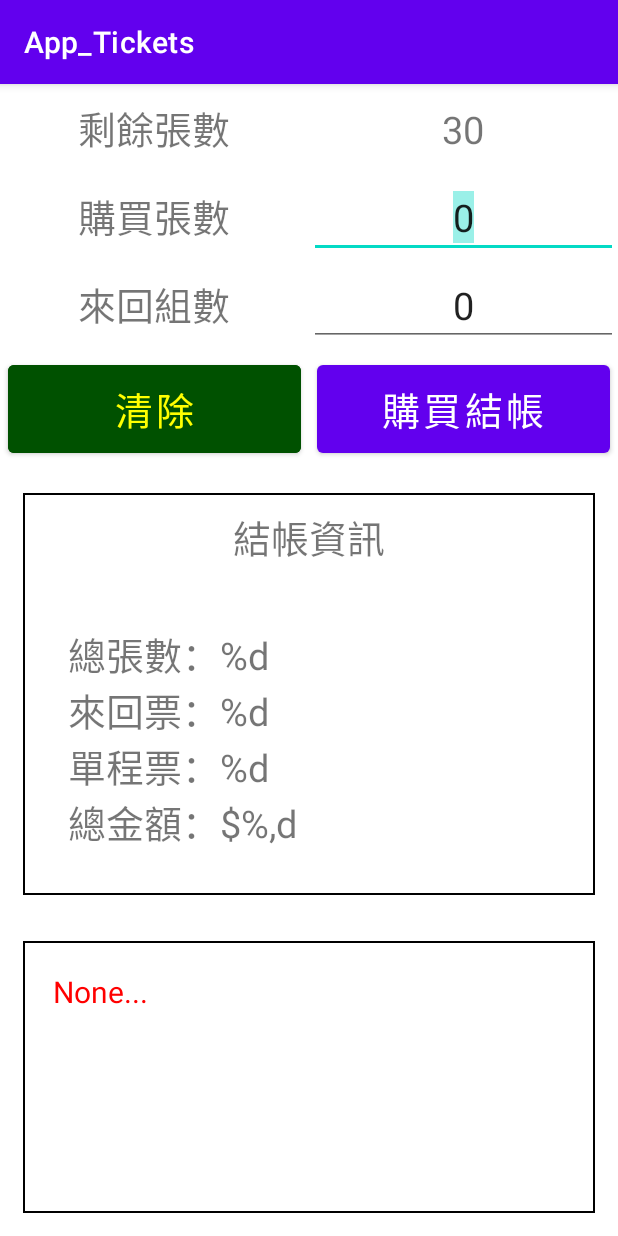
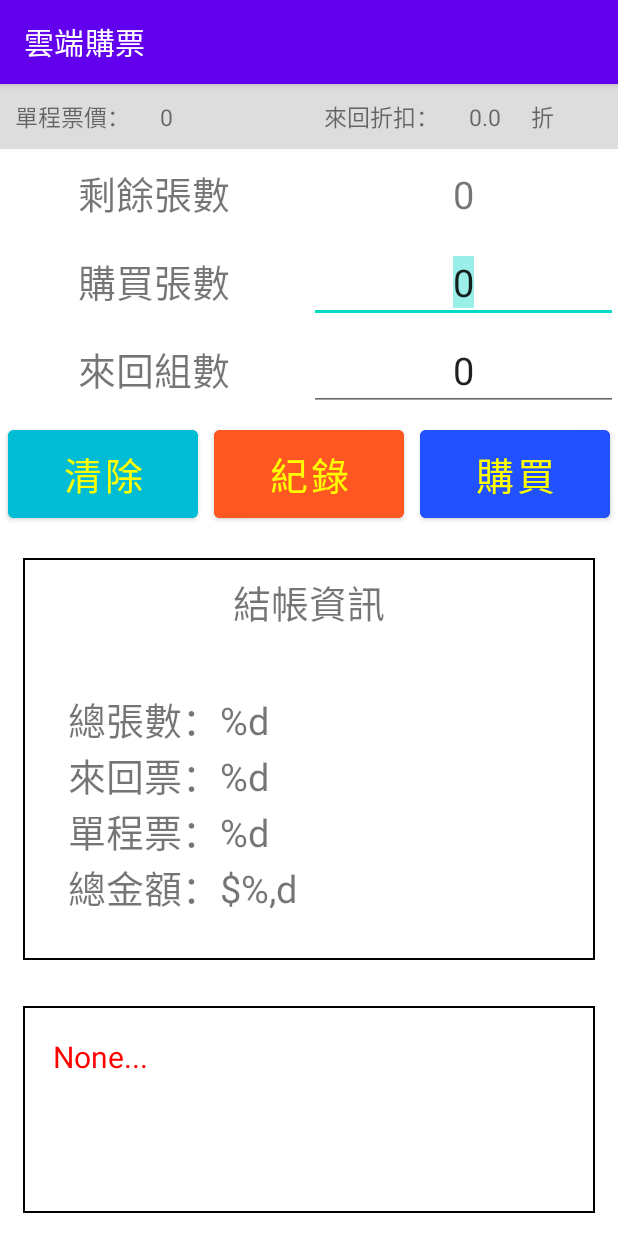
Before and after one commit to a26703248/Kotlin, an Android app: the screen it shows after launch (MainActivity), on a phone screen of 412 x 824 dp. Run offline under Robolectric (Android 15) with nearby library versions, the phone set to English and light mode, and no system bars.

Commit message:
hello kotlin

```diff
--- a/app_tickets_firebase/src/main/java/com/example/app_tickets_firebase/MainActivity.kt
+++ b/app_tickets_firebase/src/main/java/com/example/app_tickets_firebase/MainActivity.kt
@@ -2,10 +2,18 @@ package com.example.app_tickets_firebase
 
 import androidx.appcompat.app.AppCompatActivity
 import android.os.Bundle
+import kotlinx.android.synthetic.main.activity_main.*
 
 class MainActivity : AppCompatActivity() {
     override fun onCreate(savedInstanceState: Bundle?) {
         super.onCreate(savedInstanceState)
         setContentView(R.layout.activity_main)
+        refreshUI()
+    }
+
+    fun refreshUI(){
+        tv_ticket_price.setText(TicketsStock.price.toString())
+        tv_ticket_discount.setText((TicketsStock.discount * 10).toString())
+        tv_total_amount.setText(TicketsStock.totalAmount.toString())
     }
 }
--- /dev/null
+++ b/app_tickets_firebase/src/main/java/com/example/app_tickets_firebase/Tickets.kt
@@ -0,0 +1,18 @@
+package com.example.app_tickets_firebase
+
+import kotlin.math.round
+
+class Tickets(var allTickets: Int, var roundTrip: Int) {
+
+    var oneWay: Int = 0
+    init {
+        oneWay = allTickets - roundTrip * 2
+    }
+    fun total(): Int {
+        val price = TicketsStock.price
+        val discount = TicketsStock.discount
+        // 單程票價1000元，來回票為2000元再打九折
+        val total = oneWay * price + (roundTrip * (price * 2)) * discount
+        return round(total).toInt()
+    }
+}
--- /dev/null
+++ b/app_tickets_firebase/src/main/java/com/example/app_tickets_firebase/TicketsStock.kt
@@ -0,0 +1,22 @@
+package com.example.app_tickets_firebase
+
+class TicketsStock {
+    companion object {
+        var totalAmount = 0
+            set(value) {
+                totalAmount = value
+            }
+        var price: Int = 0
+            set(value) {
+                price = value
+            }
+        var discount: Double = 0.0
+            set(value) {
+                discount = value
+            }
+        fun subAmount(amount: Int) {
+            totalAmount = totalAmount - amount
+        }
+
+    }
+}
--- a/app_tickets_firebase/src/main/res/layout/activity_main.xml
+++ b/app_tickets_firebase/src/main/res/layout/activity_main.xml
@@ -6,7 +6,61 @@
     android:layout_height="match_parent"
     android:orientation="vertical"
     tools:context=".MainActivity">
+    <!-- 票價資訊 -->
+    <LinearLayout
+        android:background="#dddddd"
+        android:orientation="horizontal"
+        android:layout_width="match_parent"
+        android:layout_height="wrap_content">
 
+        <LinearLayout
+            android:layout_weight="1"
+            android:orientation="horizontal"
+            android:layout_width="match_parent"
+            android:layout_height="wrap_content">
+            <TextView
+                android:text="單程票價："
+                android:padding="10dp"
+                android:textSize="15dp"
+                android:layout_width="wrap_content"
+                android:layout_height="wrap_content"/>
+            <TextView
+                android:id="@+id/tv_ticket_price"
+                android:text="1000"
+                android:textSize="15dp"
+                android:padding="10dp"
+                android:layout_width="wrap_content"
+                android:layout_height="wrap_content"/>
+        </LinearLayout>
+
+        <LinearLayout
+            android:layout_weight="1"
+            android:orientation="horizontal"
+            android:layout_width="match_parent"
+            android:layout_height="wrap_content">
+            <TextView
+                android:text="來回折扣："
+                android:textSize="15dp"
+                android:padding="10dp"
+                android:layout_width="wrap_content"
+                android:layout_height="wrap_content"/>
+            <TextView
+                android:id="@+id/tv_ticket_discount"
+                android:text="9"
+                android:textSize="15dp"
+                android:padding="10dp"
+                android:layout_width="wrap_content"
+                android:layout_height="wrap_content"/>
+            <TextView
+                android:text="折"
+                android:textSize="15dp"
+                android:padding="10dp"
+                android:layout_width="wrap_content"
+                android:layout_height="wrap_content"/>
+
+        </LinearLayout>
+
+    </LinearLayout>
     <!-- 剩餘張數 -->
     <LinearLayout
         android:layout_width="match_parent"
@@ -103,7 +157,7 @@
             android:layout_height="wrap_content"
             android:layout_margin="5dp"
             android:layout_weight="1"
-            android:backgroundTint="#005100"
+            android:backgroundTint="#00BCD4"
             android:gravity="center"
             android:onClick="reset"
             android:padding="10dp"
@@ -116,10 +170,25 @@
             android:layout_height="wrap_content"
             android:layout_margin="5dp"
             android:layout_weight="1"
+            android:backgroundTint="#FF5722"
+            android:gravity="center"
+            android:onClick="Ticket"
+            android:padding="10dp"
+            android:text="紀錄"
+            android:textColor="#ffff00"
+            android:textSize="25dp" />
+
+        <Button
+            android:layout_width="match_parent"
+            android:layout_height="wrap_content"
+            android:layout_margin="5dp"
+            android:layout_weight="1"
+            android:backgroundTint="#2252FF"
             android:gravity="center"
             android:onClick="buyTicket"
             android:padding="10dp"
-            android:text="購買結帳"
+            android:text="購買"
+            android:textColor="#ffff00"
             android:textSize="25dp" />
 
     </LinearLayout>
--- a/app_tickets_firebase/src/main/res/values/strings.xml
+++ b/app_tickets_firebase/src/main/res/values/strings.xml
@@ -1,4 +1,4 @@
 <resources>
-    <string name="app_name">App_Tickets</string>
+    <string name="app_name">雲端購票</string>
     <string name="tickets_result">總張數：%d\n來回票：%d\n單程票：%d\n總金額：$%,d</string>
 </resources>
```
